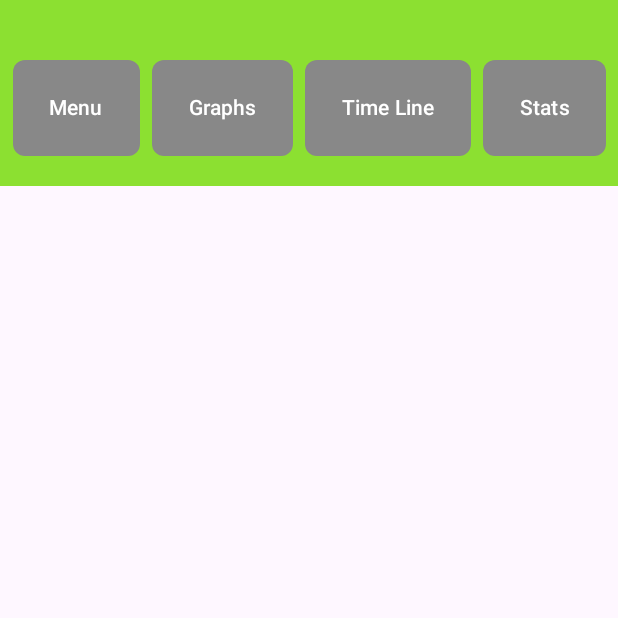
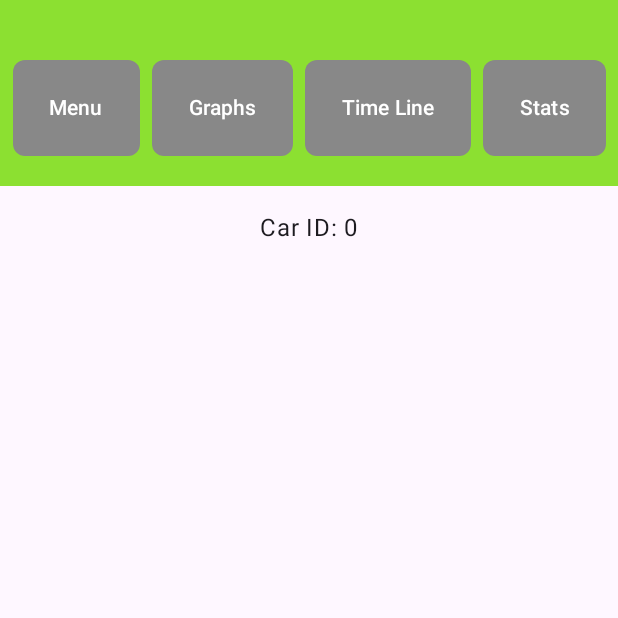
Before and after one commit to DominikBubenik/Car-Main, an Android app built with Jetpack Compose: the screen it shows after launch (MainActivity), after a tap on "Graphs", on a phone screen of 412 x 824 dp, the top half of it. Run offline under Robolectric (Android 15) with nearby library versions, the phone set to English and light mode, and no system bars; our stand-ins replace Room's generated code; pictures from the network do not load.

Commit message:
fixing errors in navigation

```diff
--- a/app/src/main/java/com/example/car_main/AddCarViewModel.kt
+++ b/app/src/main/java/com/example/car_main/AddCarViewModel.kt
@@ -26,7 +26,7 @@ class AddCarViewModel(private val carsRepository: CarsRepository) : ViewModel()
 
 
     /**
-     * Inserts an [Item] in the Room database
+     *
      */
     suspend fun saveItem() {
         if (validateInput()) {
--- a/app/src/main/java/com/example/car_main/AppViewModelProvider.kt
+++ b/app/src/main/java/com/example/car_main/AppViewModelProvider.kt
@@ -22,6 +22,22 @@ object AppViewModelProvider {
             ExpensesMenuViewModel(this.createSavedStateHandle(),
                 inventoryApplication().container.carsRepository)
         }
+
+        initializer {
+            GraphsViewModel(this.createSavedStateHandle(),
+                inventoryApplication().container.carsRepository)
+        }
+
+        initializer {
+            TimeLineViewModel(this.createSavedStateHandle(),
+                inventoryApplication().container.carsRepository)
+        }
+
+        initializer {
+            StatsViewModel(this.createSavedStateHandle(),
+                inventoryApplication().container.carsRepository)
+        }
+
         initializer {
             AddExpenseViewModel(this.createSavedStateHandle(), inventoryApplication().container.carsRepository)
         }
--- a/app/src/main/java/com/example/car_main/ExpensesMenuScreen.kt
+++ b/app/src/main/java/com/example/car_main/ExpensesMenuScreen.kt
@@ -93,7 +93,7 @@ fun CarDetailsBody(
 
         Button(
             onClick = {
-                val kind = "Servise"
+                val kind = "Service"
                 navController.navigate("${AddExpensesDestination.route}/$carId/$kind")
             },
             colors = ButtonDefaults.buttonColors(Color.Green),
--- a/app/src/main/java/com/example/car_main/GraphsScreen.kt
+++ b/app/src/main/java/com/example/car_main/GraphsScreen.kt
@@ -1,18 +1,25 @@
 package com.example.car_main
 
 import androidx.activity.compose.BackHandler
+import androidx.compose.foundation.layout.Box
 import androidx.compose.foundation.layout.calculateEndPadding
 import androidx.compose.foundation.layout.calculateStartPadding
+import androidx.compose.foundation.layout.fillMaxSize
 import androidx.compose.foundation.layout.fillMaxWidth
 import androidx.compose.foundation.layout.padding
 import androidx.compose.foundation.rememberScrollState
 import androidx.compose.foundation.verticalScroll
+import androidx.compose.material3.MaterialTheme
 import androidx.compose.material3.Scaffold
 import androidx.compose.material3.Text
+import androidx.compose.material3.TextField
 import androidx.compose.runtime.Composable
+import androidx.compose.ui.Alignment
 import androidx.compose.ui.Modifier
 import androidx.compose.ui.platform.LocalLayoutDirection
 import androidx.compose.ui.tooling.preview.Preview
+import androidx.compose.ui.unit.dp
+import androidx.lifecycle.viewmodel.compose.viewModel
 import androidx.navigation.NavHostController
 import com.example.car_main.home.MyTopAppBar
 import com.example.car_main.home.TopFourButtons
@@ -28,16 +35,25 @@ object GraphDestination : NavigationDestination {
 @Composable
 fun GraphsScreen(
     navigateBack: () -> Unit,
+    viewModel: GraphsViewModel = viewModel(factory = AppViewModelProvider.Factory),
     navController: NavHostController
 )
 {
+    val carId = viewModel.getCarId()
     BackHandler {
         navigateBack()
     }
     Scaffold (
-        topBar = { TopFourButtons(navController = navController) },
+        topBar = { TopFourButtons(navController = navController, carId) },
 
         ) {innerPadding ->
+        Text(
+            text = "Car ID:", // $carId
+            style = MaterialTheme.typography.bodyLarge,
+            modifier = Modifier
+                .fillMaxWidth()
+                .padding(16.dp)
+        )
         GraphsBody( modifier = Modifier
             .padding(
                 start = innerPadding.calculateStartPadding(LocalLayoutDirection.current),
@@ -45,11 +61,22 @@ fun GraphsScreen(
                 end = innerPadding.calculateEndPadding(LocalLayoutDirection.current),
             )
             .verticalScroll(rememberScrollState())
-            .fillMaxWidth())
+            .fillMaxWidth(), carId)
     }
 }
 
 @Composable
-fun GraphsBody(modifier: Modifier = Modifier) {
+fun GraphsBody(modifier: Modifier = Modifier, carId: Int) {
+    Box(
+        modifier = modifier
+            .fillMaxSize()  // Ensure the Box takes up the entire screen
+            .padding(16.dp),
+        contentAlignment = Alignment.Center  // Center the content within the Box
+    ) {
+        Text(
+            text = "Car ID: $carId",
+            style = MaterialTheme.typography.bodyLarge,
+        )
+    }
 
 }
--- a/app/src/main/java/com/example/car_main/GraphsViewModel.kt
+++ b/app/src/main/java/com/example/car_main/GraphsViewModel.kt
@@ -52,6 +52,9 @@ class GraphsViewModel (
 //            carsRepository.updateCar(carUiState.carDetails.toItem())
 //        }
 //    }
+    fun getCarId(): Int{
+        return carId
+    }
     /**
      * Reduces the item quantity by one and update the [ItemsRepository]'s data source.
      */
--- a/app/src/main/java/com/example/car_main/data/CarDao.kt
+++ b/app/src/main/java/com/example/car_main/data/CarDao.kt
@@ -38,12 +38,15 @@ interface CarDao {
     @Query("SELECT * FROM car_expenses WHERE id = :id")
     fun getExpense(id: Int): Flow<Expense>
 
-    @Query("SELECT * FROM car_expenses WHERE car_id = :carId ORDER BY id ASC")
+    @Query("SELECT * FROM car_expenses WHERE car_id = :carId ORDER BY date ASC")
     fun getExpensesForCar(carId: Int): Flow<List<Expense>>
 
     @Query("SELECT SUM(value) FROM car_expenses WHERE car_id = :carId")
-    fun getTotalExpensesForCar(carId: Int): Flow<Int>
+    fun getTotalExpensesForCar(carId: Int): Flow<Double>
 
     @Query("SELECT date FROM car_expenses WHERE id = :expenseId")
     fun getExpenseDate(expenseId: Int): Flow<Long>
+
+    @Query("SELECT SUM(value) FROM car_expenses WHERE car_id = :carId AND kind = :kind")
+    fun getTotalExpensesKind(carId: Int, kind: String): Flow<Double>
 }
--- a/app/src/main/java/com/example/car_main/data/CarsRepository.kt
+++ b/app/src/main/java/com/example/car_main/data/CarsRepository.kt
@@ -57,4 +57,8 @@ interface CarsRepository {
      * Update an expense in the data source.
      */
     suspend fun updateExpense(expense: Expense)
+
+    suspend fun getTotalExpensesForCar(carId: Int): Flow<Double>
+
+    suspend fun getTotalExpensesKind(carId: Int, kind: String): Flow<Double>
 }
--- a/app/src/main/java/com/example/car_main/data/OfflineCarsRepository.kt
+++ b/app/src/main/java/com/example/car_main/data/OfflineCarsRepository.kt
@@ -1,6 +1,8 @@
 package com.example.car_main.data
 
 import kotlinx.coroutines.flow.Flow
+import kotlinx.coroutines.flow.first
+import kotlinx.coroutines.flow.map
 
 class OfflineCarsRepository(private val carDao: CarDao) : CarsRepository {
     override fun getAllCarsStream(): Flow<List<Car>> = carDao.getAllItems()
@@ -24,4 +26,8 @@ class OfflineCarsRepository(private val carDao: CarDao) : CarsRepository {
     override suspend fun deleteExpense(expense: Expense) = carDao.delete(expense)
 
     override suspend fun updateExpense(expense: Expense) = carDao.update(expense)
+
+    override suspend fun getTotalExpensesForCar(carId: Int): Flow<Double> = carDao.getTotalExpensesForCar(carId)
+    override suspend fun getTotalExpensesKind(carId: Int, kind: String): Flow<Double>
+        = carDao.getTotalExpensesKind(carId,kind)
 }
--- a/app/src/main/java/com/example/car_main/home/HomeScreen.kt
+++ b/app/src/main/java/com/example/car_main/home/HomeScreen.kt
@@ -1,13 +1,12 @@
 package com.example.car_main.home
 
-import android.content.Context
+
 import androidx.compose.foundation.Image
 import androidx.compose.foundation.background
 import androidx.compose.foundation.clickable
 import androidx.compose.foundation.layout.Arrangement
 import androidx.compose.foundation.layout.Box
 import androidx.compose.foundation.layout.Column
-//import androidx.compose.foundation.layout.FlowColumnScopeInstance.align
 import androidx.compose.foundation.layout.PaddingValues
 import androidx.compose.foundation.layout.Row
 import androidx.compose.foundation.layout.Spacer
@@ -44,6 +43,7 @@ import androidx.compose.runtime.Composable
 import androidx.compose.runtime.collectAsState
 import androidx.compose.runtime.getValue
 import androidx.compose.runtime.mutableStateOf
+import androidx.compose.runtime.remember
 import androidx.compose.runtime.rememberCoroutineScope
 import androidx.compose.runtime.saveable.rememberSaveable
 import androidx.compose.runtime.setValue
@@ -51,9 +51,6 @@ import androidx.compose.ui.Alignment
 import androidx.compose.ui.Modifier
 import androidx.compose.ui.graphics.Color
 import androidx.compose.ui.layout.ContentScale
-//import androidx.compose.ui.node.CanFocusChecker.end
-//import androidx.compose.ui.node.CanFocusChecker.end
-import androidx.compose.ui.platform.LocalContext
 import androidx.compose.ui.platform.LocalLayoutDirection
 import androidx.compose.ui.res.painterResource
 import androidx.compose.ui.text.style.TextAlign
@@ -63,7 +60,6 @@ import androidx.lifecycle.viewmodel.compose.viewModel
 import androidx.navigation.NavHostController
 import androidx.navigation.compose.rememberNavController
 import com.example.car_main.AppViewModelProvider
-import com.example.car_main.ExpensesMenuDestination
 import com.example.car_main.GraphDestination
 import com.example.car_main.R
 import com.example.car_main.StatsDestination
@@ -85,12 +81,19 @@ fun HomeScreen(
     navController: NavHostController = rememberNavController(),
     viewModel: HomeViewModel = viewModel(factory = AppViewModelProvider.Factory)
 ) {
-    val context = LocalContext.current
+    //val context = LocalContext.current
 
     val homeUiState by viewModel.homeUiState.collectAsState()
+    val carId = remember(homeUiState.itemList) {
+        if (homeUiState.itemList.isNotEmpty()) {
+            homeUiState.itemList.last().id
+        } else {
+            0 // Or some default value indicating no car is present
+        }
+    }
     Scaffold (
         topBar = {
-            TopFourButtons(navController = navController)
+            TopFourButtons(navController = navController, carId)
 //            Row (
 //                modifier = Modifier
 //                    .fillMaxWidth()
@@ -374,34 +377,3 @@ private fun DeleteConfirmationDialog(
             }
         })
 }
-@Composable
-fun FourButtonsInVerticalLine(
-    context: Context
-) {
-//    val backStackEntry by navController.currentBackStackEntryAsState()
-//    // Get the name of the current screen
-//    val currentScreen = CarMainScreens.valueOf(
-//        backStackEntry?.destination?.route ?: CarMainScreens.Home.name
-//    )
-//
-//    NavHost(navController = NavHostController(context),
-//        startDestination = HomeDestination.route,
-//        modifier = Modifier
-//    ) {
-//        composable(route = HomeDestination.route) {
-//            HomeScreen(navController = navController)
-//        }
-//        composable( route = StatsDestination.route) {
-//            StatsScreen(navController = navController)
-//        }
-//    }
-
-}
-//@Preview(widthDp = 285, heightDp = 40)
-//@Composable
-//private fun HomeScreenPreview() {
-//    HomeScreen(navigateToItemEntry: () -> Unit,
-//    navigateToItemUpdate: (Int) -> Unit)
-//    //FourButtonsInVerticalLine()
-//    //PrimaryButton(Modifier)
-//}
```
Also changed, not shown: app/src/main/java/com/example/car_main/AddExpensesScreen.kt (+10 -30 lines), app/src/main/java/com/example/car_main/StatsScreen.kt (+4 -22 lines), app/src/main/java/com/example/car_main/StatsViewModel.kt (+8 -4 lines), app/src/main/java/com/example/car_main/home/HomeViewModel.kt (+9 -0 lines).
